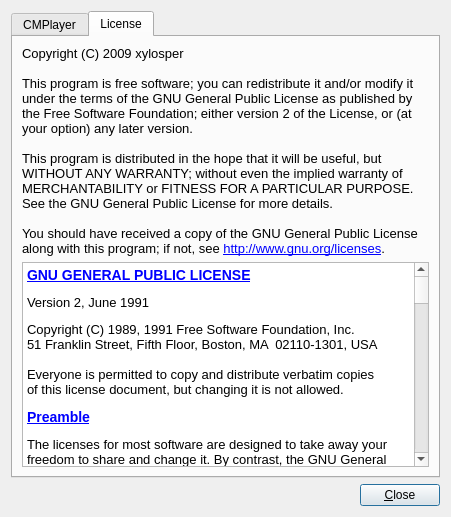
This is src/cmplayer/ui/aboutdialog.ui in bylee20/cmplayer-kldp.net as Qt 5 draws it before an edit. The edited form follows.
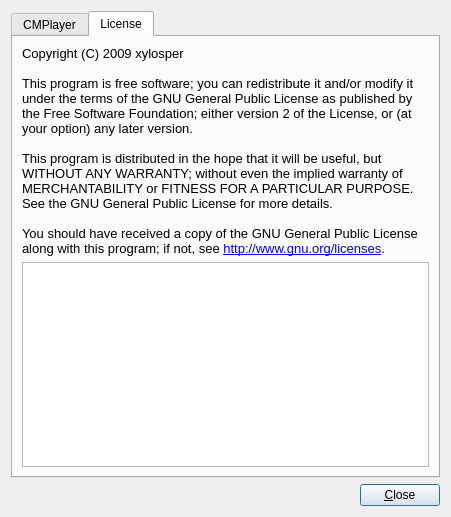
This is the edited form. The open tabs and pages were chosen to show the change.

What changed in the file:
```diff
--- a/src/cmplayer/ui/aboutdialog.ui
+++ b/src/cmplayer/ui/aboutdialog.ui
@@ -159,99 +159,7 @@
         </widget>
        </item>
        <item>
-        <widget class="QTextBrowser" name="textBrowser" >
-         <property name="html" >
-          <string>&lt;!DOCTYPE HTML PUBLIC "-//W3C//DTD HTML 4.0//EN" "http://www.w3.org/TR/REC-html40/strict.dtd">
-&lt;html>&lt;head>&lt;meta name="qrichtext" content="1" />&lt;style type="text/css">
-p, li { white-space: pre-wrap; }
-&lt;/style>&lt;/head>&lt;body style=" font-family:'Sans Serif'; font-size:10pt; font-weight:400; font-style:normal;">
-&lt;p style=" margin-top:0px; margin-bottom:0px; margin-left:0px; margin-right:0px; -qt-block-indent:0; text-indent:0px; font-size:large; font-weight:600;">&lt;a name="SEC1">&lt;/a>&lt;a href="http://www.gnu.org/licenses/old-licenses/gpl-2.0.html#TOC1">&lt;span style=" font-size:large; text-decoration: underline; color:#0000ff;">G&lt;/span>&lt;/a>&lt;span style=" font-size:large; text-decoration: underline; color:#0000ff;">NU GENERAL PUBLIC LICENSE&lt;/span>&lt;/p>
-&lt;p style=" margin-top:12px; margin-bottom:12px; margin-left:0px; margin-right:0px; -qt-block-indent:0; text-indent:0px;">Version 2, June 1991 &lt;/p>
-&lt;p style=" margin-top:12px; margin-bottom:0px; margin-left:0px; margin-right:0px; -qt-block-indent:0; text-indent:0px; font-family:'Courier New,courier';">Copyright (C) 1989, 1991 Free Software Foundation, Inc.  &lt;/p>
-&lt;p style=" margin-top:0px; margin-bottom:0px; margin-left:0px; margin-right:0px; -qt-block-indent:0; text-indent:0px; font-family:'Courier New,courier';">51 Franklin Street, Fifth Floor, Boston, MA  02110-1301, USA&lt;/p>
-&lt;p style="-qt-paragraph-type:empty; margin-top:0px; margin-bottom:0px; margin-left:0px; margin-right:0px; -qt-block-indent:0; text-indent:0px; font-family:'Courier New,courier';">&lt;/p>
-&lt;p style=" margin-top:0px; margin-bottom:0px; margin-left:0px; margin-right:0px; -qt-block-indent:0; text-indent:0px; font-family:'Courier New,courier';">Everyone is permitted to copy and distribute verbatim copies&lt;/p>
-&lt;p style=" margin-top:0px; margin-bottom:12px; margin-left:0px; margin-right:0px; -qt-block-indent:0; text-indent:0px; font-family:'Courier New,courier';">of this license document, but changing it is not allowed. &lt;/p>
-&lt;p style=" margin-top:0px; margin-bottom:0px; margin-left:0px; margin-right:0px; -qt-block-indent:0; text-indent:0px; font-size:large; font-weight:600;">&lt;a name="preamble">&lt;/a>&lt;a href="http://www.gnu.org/licenses/old-licenses/gpl-2.0.html#TOC2">&lt;span style=" font-size:large; text-decoration: underline; color:#0000ff;">P&lt;/span>&lt;/a>&lt;span style=" font-size:large; text-decoration: underline; color:#0000ff;">reamble&lt;/span>&lt;span style=" font-size:large;"> &lt;/span>&lt;/p>
-&lt;p style=" margin-top:12px; margin-bottom:12px; margin-left:0px; margin-right:0px; -qt-block-indent:0; text-indent:0px;">The licenses for most software are designed to take away your freedom to share and change it. By contrast, the GNU General Public License is intended to guarantee your freedom to share and change free software--to make sure the software is free for all its users. This General Public License applies to most of the Free Software Foundation's software and to any other program whose authors commit to using it. (Some other Free Software Foundation software is covered by the GNU Lesser General Public License instead.) You can apply it to your programs, too. &lt;/p>
-&lt;p style=" margin-top:12px; margin-bottom:12px; margin-left:0px; margin-right:0px; -qt-block-indent:0; text-indent:0px;">When we speak of free software, we are referring to freedom, not price. Our General Public Licenses are designed to make sure that you have the freedom to distribute copies of free software (and charge for this service if you wish), that you receive source code or can get it if you want it, that you can change the software or use pieces of it in new free programs; and that you know you can do these things. &lt;/p>
-&lt;p style=" margin-top:12px; margin-bottom:12px; margin-left:0px; margin-right:0px; -qt-block-indent:0; text-indent:0px;">To protect your rights, we need to make restrictions that forbid anyone to deny you these rights or to ask you to surrender the rights. These restrictions translate to certain responsibilities for you if you distribute copies of the software, or if you modify it. &lt;/p>
-&lt;p style=" margin-top:12px; margin-bottom:12px; margin-left:0px; margin-right:0px; -qt-block-indent:0; text-indent:0px;">For example, if you distribute copies of such a program, whether gratis or for a fee, you must give the recipients all the rights that you have. You must make sure that they, too, receive or can get the source code. And you must show them these terms so they know their rights. &lt;/p>
-&lt;p style=" margin-top:12px; margin-bottom:12px; margin-left:0px; margin-right:0px; -qt-block-indent:0; text-indent:0px;">We protect your rights with two steps: (1) copyright the software, and (2) offer you this license which gives you legal permission to copy, distribute and/or modify the software. &lt;/p>
-&lt;p style=" margin-top:12px; margin-bottom:12px; margin-left:0px; margin-right:0px; -qt-block-indent:0; text-indent:0px;">Also, for each author's protection and ours, we want to make certain that everyone understands that there is no warranty for this free software. If the software is modified by someone else and passed on, we want its recipients to know that what they have is not the original, so that any problems introduced by others will not reflect on the original authors' reputations. &lt;/p>
-&lt;p style=" margin-top:12px; margin-bottom:12px; margin-left:0px; margin-right:0px; -qt-block-indent:0; text-indent:0px;">Finally, any free program is threatened constantly by software patents. We wish to avoid the danger that redistributors of a free program will individually obtain patent licenses, in effect making the program proprietary. To prevent this, we have made it clear that any patent must be licensed for everyone's free use or not licensed at all. &lt;/p>
-&lt;p style=" margin-top:12px; margin-bottom:12px; margin-left:0px; margin-right:0px; -qt-block-indent:0; text-indent:0px;">The precise terms and conditions for copying, distribution and modification follow. &lt;/p>
-&lt;p style=" margin-top:0px; margin-bottom:0px; margin-left:0px; margin-right:0px; -qt-block-indent:0; text-indent:0px; font-size:large; font-weight:600;">&lt;a name="terms">&lt;/a>&lt;a href="http://www.gnu.org/licenses/old-licenses/gpl-2.0.html#TOC3">&lt;span style=" font-size:large; text-decoration: underline; color:#0000ff;">T&lt;/span>&lt;/a>&lt;span style=" font-size:large; text-decoration: underline; color:#0000ff;">ERMS AND CONDITIONS FOR COPYING, DISTRIBUTION AND MODIFICATION&lt;/span>&lt;span style=" font-size:large;"> &lt;/span>&lt;/p>
-&lt;p style=" margin-top:12px; margin-bottom:12px; margin-left:0px; margin-right:0px; -qt-block-indent:0; text-indent:0px;">&lt;span style=" font-weight:600;">0.&lt;/span> This License applies to any program or other work which contains a notice placed by the copyright holder saying it may be distributed under the terms of this General Public License. The "Program", below, refers to any such program or work, and a "work based on the Program" means either the Program or any derivative work under copyright law: that is to say, a work containing the Program or a portion of it, either verbatim or with modifications and/or translated into another language. (Hereinafter, translation is included without limitation in the term "modification".) Each licensee is addressed as "you". &lt;/p>
-&lt;p style=" margin-top:12px; margin-bottom:12px; margin-left:0px; margin-right:0px; -qt-block-indent:0; text-indent:0px;">Activities other than copying, distribution and modification are not covered by this License; they are outside its scope. The act of running the Program is not restricted, and the output from the Program is covered only if its contents constitute a work based on the Program (independent of having been made by running the Program). Whether that is true depends on what the Program does. &lt;/p>
-&lt;p style=" margin-top:12px; margin-bottom:12px; margin-left:0px; margin-right:0px; -qt-block-indent:0; text-indent:0px;">&lt;span style=" font-weight:600;">1.&lt;/span> You may copy and distribute verbatim copies of the Program's source code as you receive it, in any medium, provided that you conspicuously and appropriately publish on each copy an appropriate copyright notice and disclaimer of warranty; keep intact all the notices that refer to this License and to the absence of any warranty; and give any other recipients of the Program a copy of this License along with the Program. &lt;/p>
-&lt;p style=" margin-top:12px; margin-bottom:12px; margin-left:0px; margin-right:0px; -qt-block-indent:0; text-indent:0px;">You may charge a fee for the physical act of transferring a copy, and you may at your option offer warranty protection in exchange for a fee. &lt;/p>
-&lt;p style=" margin-top:12px; margin-bottom:12px; margin-left:0px; margin-right:0px; -qt-block-indent:0; text-indent:0px;">&lt;span style=" font-weight:600;">2.&lt;/span> You may modify your copy or copies of the Program or any portion of it, thus forming a work based on the Program, and copy and distribute such modifications or work under the terms of Section 1 above, provided that you also meet all of these conditions: &lt;/p>
-&lt;p style=" margin-top:0px; margin-bottom:0px; margin-left:30px; margin-right:0px; -qt-block-indent:0; text-indent:0px;">&lt;span style=" font-weight:600;">a)&lt;/span> You must cause the modified files to carry prominent notices stating that you changed the files and the date of any change. &lt;/p>
-&lt;p style=" margin-top:0px; margin-bottom:0px; margin-left:30px; margin-right:0px; -qt-block-indent:0; text-indent:0px;">&lt;span style=" font-weight:600;">b)&lt;/span> You must cause any work that you distribute or publish, that in whole or in part contains or is derived from the Program or any part thereof, to be licensed as a whole at no charge to all third parties under the terms of this License. &lt;/p>
-&lt;p style=" margin-top:0px; margin-bottom:8px; margin-left:30px; margin-right:0px; -qt-block-indent:0; text-indent:0px;">&lt;span style=" font-weight:600;">c)&lt;/span> If the modified program normally reads commands interactively when run, you must cause it, when started running for such interactive use in the most ordinary way, to print or display an announcement including an appropriate copyright notice and a notice that there is no warranty (or else, saying that you provide a warranty) and that users may redistribute the program under these conditions, and telling the user how to view a copy of this License. (Exception: if the Program itself is interactive but does not normally print such an announcement, your work based on the Program is not required to print an announcement.) &lt;/p>
-&lt;p style=" margin-top:12px; margin-bottom:12px; margin-left:0px; margin-right:0px; -qt-block-indent:0; text-indent:0px;">These requirements apply to the modified work as a whole. If identifiable sections of that work are not derived from the Program, and can be reasonably considered independent and separate works in themselves, then this License, and its terms, do not apply to those sections when you distribute them as separate works. But when you distribute the same sections as part of a whole which is a work based on the Program, the distribution of the whole must be on the terms of this License, whose permissions for other licensees extend to the entire whole, and thus to each and every part regardless of who wrote it. &lt;/p>
-&lt;p style=" margin-top:12px; margin-bottom:12px; margin-left:0px; margin-right:0px; -qt-block-indent:0; text-indent:0px;">Thus, it is not the intent of this section to claim rights or contest your rights to work written entirely by you; rather, the intent is to exercise the right to control the distribution of derivative or collective works based on the Program. &lt;/p>
-&lt;p style=" margin-top:12px; margin-bottom:12px; margin-left:0px; margin-right:0px; -qt-block-indent:0; text-indent:0px;">In addition, mere aggregation of another work not based on the Program with the Program (or with a work based on the Program) on a volume of a storage or distribution medium does not bring the other work under the scope of this License. &lt;/p>
-&lt;p style=" margin-top:12px; margin-bottom:12px; margin-left:0px; margin-right:0px; -qt-block-indent:0; text-indent:0px;">&lt;span style=" font-weight:600;">3.&lt;/span> You may copy and distribute the Program (or a work based on it, under Section 2) in object code or executable form under the terms of Sections 1 and 2 above provided that you also do one of the following: &lt;/p>
-&lt;p style=" margin-top:0px; margin-bottom:0px; margin-left:30px; margin-right:0px; -qt-block-indent:0; text-indent:0px;">&lt;span style=" font-weight:600;">a)&lt;/span> Accompany it with the complete corresponding machine-readable source code, which must be distributed under the terms of Sections 1 and 2 above on a medium customarily used for software interchange; or, &lt;/p>
-&lt;p style=" margin-top:0px; margin-bottom:0px; margin-left:30px; margin-right:0px; -qt-block-indent:0; text-indent:0px;">&lt;span style=" font-weight:600;">b)&lt;/span> Accompany it with a written offer, valid for at least three years, to give any third party, for a charge no more than your cost of physically performing source distribution, a complete machine-readable copy of the corresponding source code, to be distributed under the terms of Sections 1 and 2 above on a medium customarily used for software interchange; or, &lt;/p>
-&lt;p style=" margin-top:0px; margin-bottom:8px; margin-left:30px; margin-right:0px; -qt-block-indent:0; text-indent:0px;">&lt;span style=" font-weight:600;">c)&lt;/span> Accompany it with the information you received as to the offer to distribute corresponding source code. (This alternative is allowed only for noncommercial distribution and only if you received the program in object code or executable form with such an offer, in accord with Subsection b above.) &lt;/p>
-&lt;p style=" margin-top:12px; margin-bottom:12px; margin-left:0px; margin-right:0px; -qt-block-indent:0; text-indent:0px;">The source code for a work means the preferred form of the work for making modifications to it. For an executable work, complete source code means all the source code for all modules it contains, plus any associated interface definition files, plus the scripts used to control compilation and installation of the executable. However, as a special exception, the source code distributed need not include anything that is normally distributed (in either source or binary form) with the major components (compiler, kernel, and so on) of the operating system on which the executable runs, unless that component itself accompanies the executable. &lt;/p>
-&lt;p style=" margin-top:12px; margin-bottom:12px; margin-left:0px; margin-right:0px; -qt-block-indent:0; text-indent:0px;">If distribution of executable or object code is made by offering access to copy from a designated place, then offering equivalent access to copy the source code from the same place counts as distribution of the source code, even though third parties are not compelled to copy the source along with the object code. &lt;/p>
-&lt;p style=" margin-top:12px; margin-bottom:12px; margin-left:0px; margin-right:0px; -qt-block-indent:0; text-indent:0px;">&lt;span style=" font-weight:600;">4.&lt;/span> You may not copy, modify, sublicense, or distribute the Program except as expressly provided under this License. Any attempt otherwise to copy, modify, sublicense or distribute the Program is void, and will automatically terminate your rights under this License. However, parties who have received copies, or rights, from you under this License will not have their licenses terminated so long as such parties remain in full compliance. &lt;/p>
-&lt;p style=" margin-top:12px; margin-bottom:12px; margin-left:0px; margin-right:0px; -qt-block-indent:0; text-indent:0px;">&lt;span style=" font-weight:600;">5.&lt;/span> You are not required to accept this License, since you have not signed it. However, nothing else grants you permission to modify or distribute the Program or its derivative works. These actions are prohibited by law if you do not accept this License. Therefore, by modifying or distributing the Program (or any work based on the Program), you indicate your acceptance of this License to do so, and all its terms and conditions for copying, distributing or modifying the Program or works based on it. &lt;/p>
-&lt;p style=" margin-top:12px; margin-bottom:12px; margin-left:0px; margin-right:0px; -qt-block-indent:0; text-indent:0px;">&lt;span style=" font-weight:600;">6.&lt;/span> Each time you redistribute the Program (or any work based on the Program), the recipient automatically receives a license from the original licensor to copy, distribute or modify the Program subject to these terms and conditions. You may not impose any further restrictions on the recipients' exercise of the rights granted herein. You are not responsible for enforcing compliance by third parties to this License. &lt;/p>
-&lt;p style=" margin-top:12px; margin-bottom:12px; margin-left:0px; margin-right:0px; -qt-block-indent:0; text-indent:0px;">&lt;span style=" font-weight:600;">7.&lt;/span> If, as a consequence of a court judgment or allegation of patent infringement or for any other reason (not limited to patent issues), conditions are imposed on you (whether by court order, agreement or otherwise) that contradict the conditions of this License, they do not excuse you from the conditions of this License. If you cannot distribute so as to satisfy simultaneously your obligations under this License and any other pertinent obligations, then as a consequence you may not distribute the Program at all. For example, if a patent license would not permit royalty-free redistribution of the Program by all those who receive copies directly or indirectly through you, then the only way you could satisfy both it and this License would be to refrain entirely from distribution of the Program. &lt;/p>
-&lt;p style=" margin-top:12px; margin-bottom:12px; margin-left:0px; margin-right:0px; -qt-block-indent:0; text-indent:0px;">If any portion of this section is held invalid or unenforceable under any particular circumstance, the balance of the section is intended to apply and the section as a whole is intended to apply in other circumstances. &lt;/p>
-&lt;p style=" margin-top:12px; margin-bottom:12px; margin-left:0px; margin-right:0px; -qt-block-indent:0; text-indent:0px;">It is not the purpose of this section to induce you to infringe any patents or other property right claims or to contest validity of any such claims; this section has the sole purpose of protecting the integrity of the free software distribution system, which is implemented by public license practices. Many people have made generous contributions to the wide range of software distributed through that system in reliance on consistent application of that system; it is up to the author/donor to decide if he or she is willing to distribute software through any other system and a licensee cannot impose that choice. &lt;/p>
-&lt;p style=" margin-top:12px; margin-bottom:12px; margin-left:0px; margin-right:0px; -qt-block-indent:0; text-indent:0px;">This section is intended to make thoroughly clear what is believed to be a consequence of the rest of this License. &lt;/p>
-&lt;p style=" margin-top:12px; margin-bottom:12px; margin-left:0px; margin-right:0px; -qt-block-indent:0; text-indent:0px;">&lt;span style=" font-weight:600;">8.&lt;/span> If the distribution and/or use of the Program is restricted in certain countries either by patents or by copyrighted interfaces, the original copyright holder who places the Program under this License may add an explicit geographical distribution limitation excluding those countries, so that distribution is permitted only in or among countries not thus excluded. In such case, this License incorporates the limitation as if written in the body of this License. &lt;/p>
-&lt;p style=" margin-top:12px; margin-bottom:12px; margin-left:0px; margin-right:0px; -qt-block-indent:0; text-indent:0px;">&lt;span style=" font-weight:600;">9.&lt;/span> The Free Software Foundation may publish revised and/or new versions of the General Public License from time to time. Such new versions will be similar in spirit to the present version, but may differ in detail to address new problems or concerns. &lt;/p>
-&lt;p style=" margin-top:12px; margin-bottom:12px; margin-left:0px; margin-right:0px; -qt-block-indent:0; text-indent:0px;">Each version is given a distinguishing version number. If the Program specifies a version number of this License which applies to it and "any later version", you have the option of following the terms and conditions either of that version or of any later version published by the Free Software Foundation. If the Program does not specify a version number of this License, you may choose any version ever published by the Free Software Foundation. &lt;/p>
-&lt;p style=" margin-top:12px; margin-bottom:12px; margin-left:0px; margin-right:0px; -qt-block-indent:0; text-indent:0px;">&lt;span style=" font-weight:600;">10.&lt;/span> If you wish to incorporate parts of the Program into other free programs whose distribution conditions are different, write to the author to ask for permission. For software which is copyrighted by the Free Software Foundation, write to the Free Software Foundation; we sometimes make exceptions for this. Our decision will be guided by the two goals of preserving the free status of all derivatives of our free software and of promoting the sharing and reuse of software generally. &lt;/p>
-&lt;p style=" margin-top:12px; margin-bottom:12px; margin-left:0px; margin-right:0px; -qt-block-indent:0; text-indent:0px;">&lt;span style=" font-weight:600;">NO WARRANTY&lt;/span> &lt;/p>
-&lt;p style=" margin-top:12px; margin-bottom:12px; margin-left:0px; margin-right:0px; -qt-block-indent:0; text-indent:0px;">&lt;span style=" font-weight:600;">11.&lt;/span> BECAUSE THE PROGRAM IS LICENSED FREE OF CHARGE, THERE IS NO WARRANTY FOR THE PROGRAM, TO THE EXTENT PERMITTED BY APPLICABLE LAW. EXCEPT WHEN OTHERWISE STATED IN WRITING THE COPYRIGHT HOLDERS AND/OR OTHER PARTIES PROVIDE THE PROGRAM "AS IS" WITHOUT WARRANTY OF ANY KIND, EITHER EXPRESSED OR IMPLIED, INCLUDING, BUT NOT LIMITED TO, THE IMPLIED WARRANTIES OF MERCHANTABILITY AND FITNESS FOR A PARTICULAR PURPOSE. THE ENTIRE RISK AS TO THE QUALITY AND PERFORMANCE OF THE PROGRAM IS WITH YOU. SHOULD THE PROGRAM PROVE DEFECTIVE, YOU ASSUME THE COST OF ALL NECESSARY SERVICING, REPAIR OR CORRECTION. &lt;/p>
-&lt;p style=" margin-top:12px; margin-bottom:12px; margin-left:0px; margin-right:0px; -qt-block-indent:0; text-indent:0px;">&lt;span style=" font-weight:600;">12.&lt;/span> IN NO EVENT UNLESS REQUIRED BY APPLICABLE LAW OR AGREED TO IN WRITING WILL ANY COPYRIGHT HOLDER, OR ANY OTHER PARTY WHO MAY MODIFY AND/OR REDISTRIBUTE THE PROGRAM AS PERMITTED ABOVE, BE LIABLE TO YOU FOR DAMAGES, INCLUDING ANY GENERAL, SPECIAL, INCIDENTAL OR CONSEQUENTIAL DAMAGES ARISING OUT OF THE USE OR INABILITY TO USE THE PROGRAM (INCLUDING BUT NOT LIMITED TO LOSS OF DATA OR DATA BEING RENDERED INACCURATE OR LOSSES SUSTAINED BY YOU OR THIRD PARTIES OR A FAILURE OF THE PROGRAM TO OPERATE WITH ANY OTHER PROGRAMS), EVEN IF SUCH HOLDER OR OTHER PARTY HAS BEEN ADVISED OF THE POSSIBILITY OF SUCH DAMAGES. &lt;/p>
-&lt;p style=" margin-top:14px; margin-bottom:12px; margin-left:0px; margin-right:0px; -qt-block-indent:0; text-indent:0px; font-size:large; font-weight:600;">&lt;span style=" font-size:large;">END OF TERMS AND CONDITIONS &lt;/span>&lt;/p>
-&lt;p style=" margin-top:0px; margin-bottom:0px; margin-left:0px; margin-right:0px; -qt-block-indent:0; text-indent:0px; font-size:large; font-weight:600;">&lt;a name="howto">&lt;/a>&lt;a href="http://www.gnu.org/licenses/old-licenses/gpl-2.0.html#TOC4">&lt;span style=" font-size:large; text-decoration: underline; color:#0000ff;">H&lt;/span>&lt;/a>&lt;span style=" font-size:large; text-decoration: underline; color:#0000ff;">ow to Apply These Terms to Your New Programs&lt;/span>&lt;span style=" font-size:large;"> &lt;/span>&lt;/p>
-&lt;p style=" margin-top:12px; margin-bottom:12px; margin-left:0px; margin-right:0px; -qt-block-indent:0; text-indent:0px;">If you develop a new program, and you want it to be of the greatest possible use to the public, the best way to achieve this is to make it free software which everyone can redistribute and change under these terms. &lt;/p>
-&lt;p style=" margin-top:12px; margin-bottom:12px; margin-left:0px; margin-right:0px; -qt-block-indent:0; text-indent:0px;">To do so, attach the following notices to the program. It is safest to attach them to the start of each source file to most effectively convey the exclusion of warranty; and each file should have at least the "copyright" line and a pointer to where the full notice is found. &lt;/p>
-&lt;p style=" margin-top:12px; margin-bottom:0px; margin-left:0px; margin-right:0px; -qt-block-indent:0; text-indent:0px; font-family:'Courier New,courier';">&lt;span style=" font-style:italic;">one line to give the program's name and an idea of what it does.&lt;/span>&lt;/p>
-&lt;p style=" margin-top:0px; margin-bottom:0px; margin-left:0px; margin-right:0px; -qt-block-indent:0; text-indent:0px; font-family:'Courier New,courier'; font-style:italic;">Copyright (C) yyyy  name of author&lt;/p>
-&lt;p style="-qt-paragraph-type:empty; margin-top:0px; margin-bottom:0px; margin-left:0px; margin-right:0px; -qt-block-indent:0; text-indent:0px; font-family:'Courier New,courier'; font-style:italic;">&lt;/p>
-&lt;p style=" margin-top:0px; margin-bottom:0px; margin-left:0px; margin-right:0px; -qt-block-indent:0; text-indent:0px; font-family:'Courier New,courier'; font-style:italic;">This program is free software; you can redistribute it and/or&lt;/p>
-&lt;p style=" margin-top:0px; margin-bottom:0px; margin-left:0px; margin-right:0px; -qt-block-indent:0; text-indent:0px; font-family:'Courier New,courier';">modify it under the terms of the GNU General Public License&lt;/p>
-&lt;p style=" margin-top:0px; margin-bottom:0px; margin-left:0px; margin-right:0px; -qt-block-indent:0; text-indent:0px; font-family:'Courier New,courier';">as published by the Free Software Foundation; either version 2&lt;/p>
-&lt;p style=" margin-top:0px; margin-bottom:0px; margin-left:0px; margin-right:0px; -qt-block-indent:0; text-indent:0px; font-family:'Courier New,courier';">of the License, or (at your option) any later version.&lt;/p>
-&lt;p style="-qt-paragraph-type:empty; margin-top:0px; margin-bottom:0px; margin-left:0px; margin-right:0px; -qt-block-indent:0; text-indent:0px; font-family:'Courier New,courier';">&lt;/p>
-&lt;p style=" margin-top:0px; margin-bottom:0px; margin-left:0px; margin-right:0px; -qt-block-indent:0; text-indent:0px; font-family:'Courier New,courier';">This program is distributed in the hope that it will be useful,&lt;/p>
-&lt;p style=" margin-top:0px; margin-bottom:0px; margin-left:0px; margin-right:0px; -qt-block-indent:0; text-indent:0px; font-family:'Courier New,courier';">but WITHOUT ANY WARRANTY; without even the implied warranty of&lt;/p>
-&lt;p style=" margin-top:0px; margin-bottom:0px; margin-left:0px; margin-right:0px; -qt-block-indent:0; text-indent:0px; font-family:'Courier New,courier';">MERCHANTABILITY or FITNESS FOR A PARTICULAR PURPOSE.  See the&lt;/p>
-&lt;p style=" margin-top:0px; margin-bottom:0px; margin-left:0px; margin-right:0px; -qt-block-indent:0; text-indent:0px; font-family:'Courier New,courier';">GNU General Public License for more details.&lt;/p>
-&lt;p style="-qt-paragraph-type:empty; margin-top:0px; margin-bottom:0px; margin-left:0px; margin-right:0px; -qt-block-indent:0; text-indent:0px; font-family:'Courier New,courier';">&lt;/p>
-&lt;p style=" margin-top:0px; margin-bottom:0px; margin-left:0px; margin-right:0px; -qt-block-indent:0; text-indent:0px; font-family:'Courier New,courier';">You should have received a copy of the GNU General Public License&lt;/p>
-&lt;p style=" margin-top:0px; margin-bottom:0px; margin-left:0px; margin-right:0px; -qt-block-indent:0; text-indent:0px; font-family:'Courier New,courier';">along with this program; if not, write to the Free Software&lt;/p>
-&lt;p style=" margin-top:0px; margin-bottom:12px; margin-left:0px; margin-right:0px; -qt-block-indent:0; text-indent:0px; font-family:'Courier New,courier';">Foundation, Inc., 51 Franklin Street, Fifth Floor, Boston, MA  02110-1301, USA. &lt;/p>
-&lt;p style=" margin-top:12px; margin-bottom:12px; margin-left:0px; margin-right:0px; -qt-block-indent:0; text-indent:0px;">Also add information on how to contact you by electronic and paper mail. &lt;/p>
-&lt;p style=" margin-top:12px; margin-bottom:12px; margin-left:0px; margin-right:0px; -qt-block-indent:0; text-indent:0px;">If the program is interactive, make it output a short notice like this when it starts in an interactive mode: &lt;/p>
-&lt;p style=" margin-top:12px; margin-bottom:0px; margin-left:0px; margin-right:0px; -qt-block-indent:0; text-indent:0px; font-family:'Courier New,courier';">Gnomovision version 69, Copyright (C) &lt;span style=" font-style:italic;">year&lt;/span> &lt;span style=" font-style:italic;">name of author&lt;/span>&lt;/p>
-&lt;p style=" margin-top:0px; margin-bottom:0px; margin-left:0px; margin-right:0px; -qt-block-indent:0; text-indent:0px; font-family:'Courier New,courier'; font-style:italic;">Gnomovision comes with ABSOLUTELY NO WARRANTY; for details&lt;/p>
-&lt;p style=" margin-top:0px; margin-bottom:0px; margin-left:0px; margin-right:0px; -qt-block-indent:0; text-indent:0px; font-family:'Courier New,courier';">type `show w'.  This is free software, and you are welcome&lt;/p>
-&lt;p style=" margin-top:0px; margin-bottom:0px; margin-left:0px; margin-right:0px; -qt-block-indent:0; text-indent:0px; font-family:'Courier New,courier';">to redistribute it under certain conditions; type `show c' &lt;/p>
-&lt;p style=" margin-top:0px; margin-bottom:12px; margin-left:0px; margin-right:0px; -qt-block-indent:0; text-indent:0px; font-family:'Courier New,courier';">for details. &lt;/p>
-&lt;p style=" margin-top:12px; margin-bottom:12px; margin-left:0px; margin-right:0px; -qt-block-indent:0; text-indent:0px;">The hypothetical commands &lt;span style=" font-family:'Courier New,courier';">`show w'&lt;/span> and &lt;span style=" font-family:'Courier New,courier';">`show c'&lt;/span> should show the appropriate parts of the General Public License. Of course, the commands you use may be called something other than &lt;span style=" font-family:'Courier New,courier';">`show w'&lt;/span> and &lt;span style=" font-family:'Courier New,courier';">`show c'&lt;/span>; they could even be mouse-clicks or menu items--whatever suits your program. &lt;/p>
-&lt;p style=" margin-top:12px; margin-bottom:12px; margin-left:0px; margin-right:0px; -qt-block-indent:0; text-indent:0px;">You should also get your employer (if you work as a programmer) or your school, if any, to sign a "copyright disclaimer" for the program, if necessary. Here is a sample; alter the names: &lt;/p>
-&lt;p style=" margin-top:12px; margin-bottom:0px; margin-left:0px; margin-right:0px; -qt-block-indent:0; text-indent:0px; font-family:'Courier New,courier';">Yoyodyne, Inc., hereby disclaims all copyright&lt;/p>
-&lt;p style=" margin-top:0px; margin-bottom:0px; margin-left:0px; margin-right:0px; -qt-block-indent:0; text-indent:0px; font-family:'Courier New,courier';">interest in the program `Gnomovision'&lt;/p>
-&lt;p style=" margin-top:0px; margin-bottom:0px; margin-left:0px; margin-right:0px; -qt-block-indent:0; text-indent:0px; font-family:'Courier New,courier';">(which makes passes at compilers) written &lt;/p>
-&lt;p style=" margin-top:0px; margin-bottom:0px; margin-left:0px; margin-right:0px; -qt-block-indent:0; text-indent:0px; font-family:'Courier New,courier';">by James Hacker.&lt;/p>
-&lt;p style="-qt-paragraph-type:empty; margin-top:0px; margin-bottom:0px; margin-left:0px; margin-right:0px; -qt-block-indent:0; text-indent:0px; font-family:'Courier New,courier';">&lt;/p>
-&lt;p style=" margin-top:0px; margin-bottom:0px; margin-left:0px; margin-right:0px; -qt-block-indent:0; text-indent:0px; font-family:'Courier New,courier';">&lt;span style=" font-style:italic;">signature of Ty Coon&lt;/span>, 1 April 1989&lt;/p>
-&lt;p style=" margin-top:0px; margin-bottom:12px; margin-left:0px; margin-right:0px; -qt-block-indent:0; text-indent:0px; font-family:'Courier New,courier';">Ty Coon, President of Vice &lt;/p>
-&lt;p style=" margin-top:12px; margin-bottom:12px; margin-left:0px; margin-right:0px; -qt-block-indent:0; text-indent:0px;">This General Public License does not permit incorporating your program into proprietary programs. If your program is a subroutine library, you may consider it more useful to permit linking proprietary applications with the library. If this is what you want to do, use the &lt;span style=" text-decoration: underline; color:#0000ff;">GNU Lesser General Public License&lt;/span> instead of this License. &lt;/p>&lt;/body>&lt;/html></string>
-         </property>
-        </widget>
+        <widget class="QTextBrowser" name="gpl" />
        </item>
       </layout>
      </widget>
```
Left out of the diff: 19 changed lines with no effect on the pictures.
